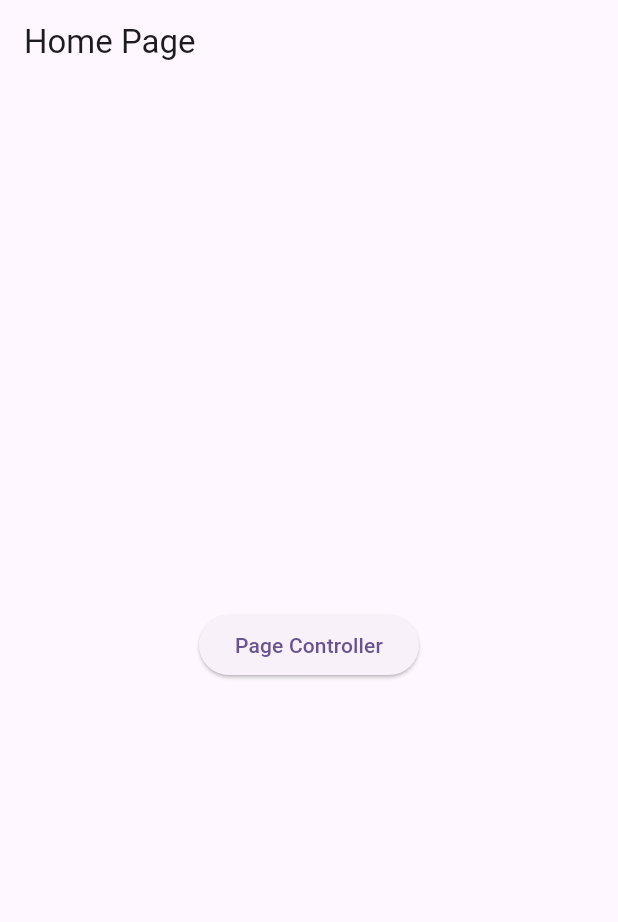
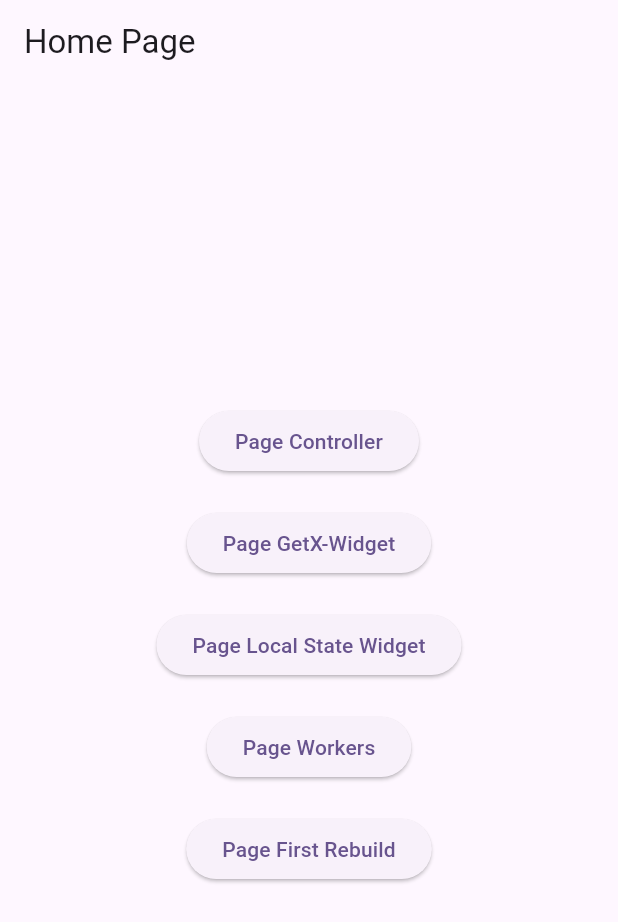
Before and after one commit to gilvancosta/GetX-State-Mananger-Controller, a Flutter app: the screen it shows after launch, on a phone screen of 412 x 824 dp. Shown: the top 922 px of the screen. Run offline on Flutter 3.47's test engine with Material 2 defaults, Android fonts, the phone set to English and light mode, and no system bars; our stand-ins replace get.

Commit message:
firstRebuild

```diff
--- a/lib/src/app.dart
+++ b/lib/src/app.dart
@@ -1,9 +1,16 @@
 import 'package:flutter/material.dart';
 import 'package:get/get.dart';
 
-import 'ui/con_controller/controller/controller.dart';
-import 'ui/con_controller/controller_page.dart';
+import 'ui/pages/con_controller/controller/controller.dart';
+import 'ui/pages/con_controller/controller_page.dart';
+import 'ui/pages/first_rebuild/controller/first_rebuild_controller.dart';
+import 'ui/pages/first_rebuild/first_rebuild_page.dart';
+import 'ui/pages/getx_widget/controller/getx_widget_controller.dart';
+import 'ui/pages/getx_widget/getx_widget_page.dart';
 import 'ui/pages/home/home_page.dart';
+import 'ui/pages/local_state/local_state_widget.dart';
+import 'ui/pages/workers/controller/worker_controller.dart';
+import 'ui/pages/workers/worker_page.dart';
 
 class MyApp extends StatelessWidget {
   const MyApp({super.key});
@@ -24,6 +31,25 @@ class MyApp extends StatelessWidget {
           binding: BindingsBuilder.put(() => Controller()),
           page: () => const ControllerPage(),
         ),
+        GetPage(
+          name: '/getx-widget',
+          binding: BindingsBuilder.put(() => GetxWidgetController()),
+          page: () => const GetxWidgetPage(),
+        ),
+        GetPage(
+          name: '/local-state-widget',
+          page: () => const LocalStateWidget(),
+        ),
+        GetPage(
+          name: '/workers',
+          binding: BindingsBuilder.put(() => WorkerController()),
+          page: () => const WorkerPage(),
+        ),
+        GetPage(
+          name: '/first-rebuild',
+         // binding: BindingsBuilder.put(() => FirstRebuildController()),
+          page: () => const FirstRebuildPage(),
+        ),
       ],
     );
   }
--- a/lib/src/ui/con_controller/controller/controller.dart
+++ b/lib/src/ui/pages/con_controller/controller/controller.dart
@@ -4,9 +4,11 @@ import 'package:get/get.dart';
 
 class Controller extends GetxController {
 
-  final name = 'Gilvan Costa'.obs;
+  final _name = 'Gilvan Costa'.obs;
 
-  void setName(String value) => name.value = value;
+  String get name => _name.value;
+
+  void setName(String value) => _name.value = value;
 
 
 
--- /dev/null
+++ b/lib/src/ui/pages/first_rebuild/controller/first_rebuild_controller.dart
@@ -0,0 +1,22 @@
+
+import 'package:get/get.dart';
+
+class FirstRebuildController extends GetxController {
+
+  final _name = 'Ojuara Costa'.obs;
+
+  String get name => _name.value;
+
+  String setName(String value) => _name.value = value;
+
+  @override
+  void onInit() {
+    super.onInit();
+  }
+
+  @override
+  void onClose() {
+    super.onClose();
+  }
+
+}
--- /dev/null
+++ b/lib/src/ui/pages/getx_widget/controller/getx_widget_controller.dart
@@ -0,0 +1,12 @@
+
+import 'package:get/get.dart';
+
+class GetxWidgetController extends GetxController {
+
+    final _name = 'Gilvan Costa'.obs;
+
+    String get name => _name.value;
+
+    void setName(String value) => _name.value = value;
+
+}
--- a/lib/src/ui/pages/home/home_page.dart
+++ b/lib/src/ui/pages/home/home_page.dart
@@ -20,6 +20,30 @@ class HomePage extends StatelessWidget {
                 },
                 child: const Text('Page Controller')),
             const SizedBox(height: 20),
+            ElevatedButton(
+                onPressed: () {
+                  Get.toNamed('/getx-widget');
+                },
+                child: const Text('Page GetX-Widget')),
+            const SizedBox(height: 20),
+            ElevatedButton(
+                onPressed: () {
+                  Get.toNamed('/local-state-widget');
+                },
+                child: const Text('Page Local State Widget')),
+            const SizedBox(height: 20),
+            ElevatedButton(
+                onPressed: () {
+                  Get.toNamed('/workers');
+                },
+                child: const Text('Page Workers')),
+            const SizedBox(height: 20),
+            ElevatedButton(
+                onPressed: () {
+                  Get.toNamed('/first-rebuild');
+                },
+                child: const Text('Page First Rebuild')),
+            const SizedBox(height: 20),
           ],
         ),
       ),
--- /dev/null
+++ b/lib/src/ui/pages/workers/controller/worker_controller.dart
@@ -0,0 +1,60 @@
+// ignore_for_file: avoid_print
+
+import 'package:get/get.dart';
+
+class WorkerController extends GetxController {
+  final _workers = <Worker>[];
+  final _name = 'Ojuara Costa'.obs;
+
+  String get name => _name.value;
+
+  void setName(String value) => _name(value);
+
+  @override
+  void onInit() {
+    // criar um worker que esculta todas as alterações na variável name
+    final everWorker = ever(_name, (value) {
+      print('ever: $value');
+    },
+        cancelOnError: true,
+        // se o valor for alterado mais de uma vez em 1 segundo, o worker só será executado uma vez
+        condition: (value) => value.length > 10,
+        onError: (error) => print('onError: $error'));
+    _workers.add(everWorker);
+
+    // criar um worker que esculta apenas a primeira alteração na variável name
+    final onceWorker = once<String>(_name, (value) {
+      print('##########  once: $value ########## ');
+    }, onError: (error) => print('onError: $error'));
+
+    _workers.add(onceWorker);
+
+// ignora as alterações por intervalo de tempo
+    final workerinterval = interval<String>(_name, (value) {
+      print(' ########## interval: $value  ##########  ');
+    }, time: const Duration(seconds: 1), onError: (error) => print('onError: $error'));
+
+    _workers.add(workerinterval);
+
+    // debounce
+    //esperar o usuário digitar o nome completo para depois executar o worker o tempo de espera é
+    // definido pelo parâmetro time
+    final debounceWorker = debounce<String>(_name, (value) {
+      print(' ########## debounce: $value  ##########  ');
+    }, time: const Duration(seconds: 1), onError: (error) => print('onError: $error'));
+
+    _workers.add(debounceWorker);
+
+    super.onInit();
+  }
+
+// remover todos os workers
+  @override
+  void onClose() {
+    // remover todos os workers
+    for (final worker in _workers) {
+      worker.dispose();
+    }
+    super.onClose();
+  }
+}
```
Also changed, not shown: lib/src/ui/pages/con_controller/controller_page.dart (renamed from lib/src/ui/con_controller/controller_page.dart, +7 -1 lines), lib/src/ui/pages/first_rebuild/first_rebuild_page.dart (added, +54 -0 lines), lib/src/ui/pages/getx_widget/getx_widget_page.dart (added, +41 -0 lines), lib/src/ui/pages/local_state/local_state_widget.dart (added, +63 -0 lines), lib/src/ui/pages/workers/worker_page.dart (added, +41 -0 lines).
